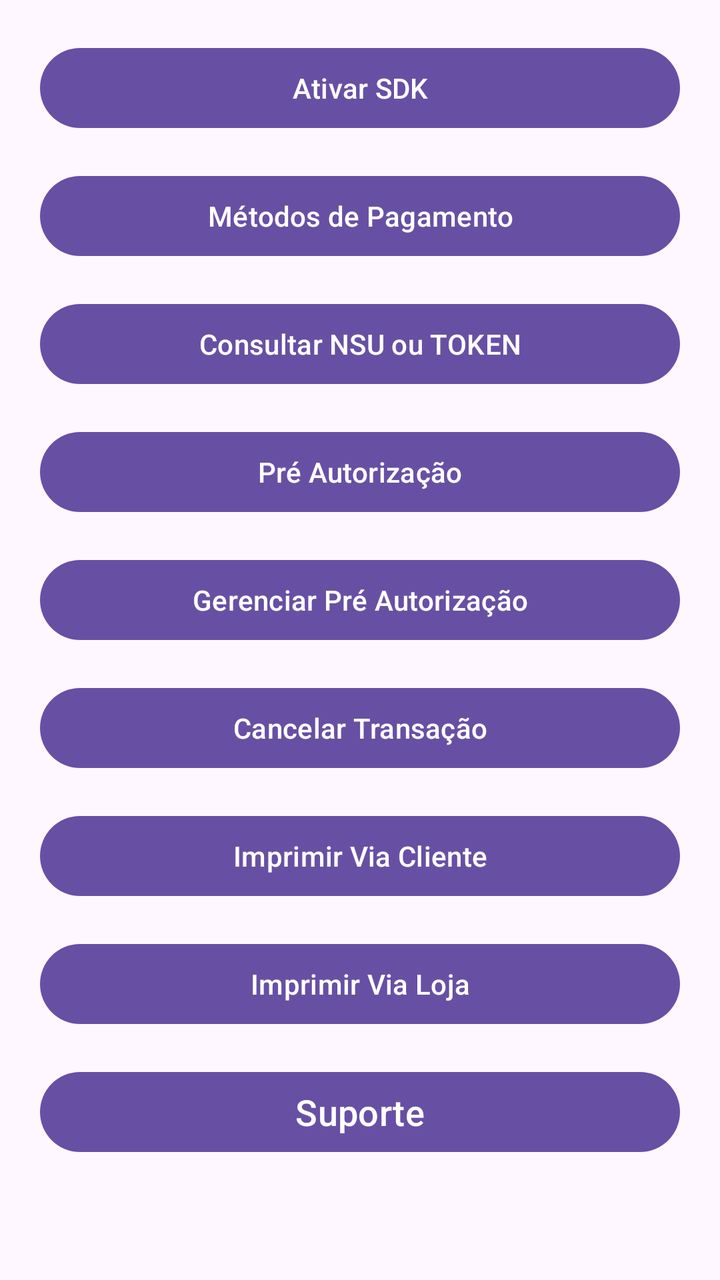
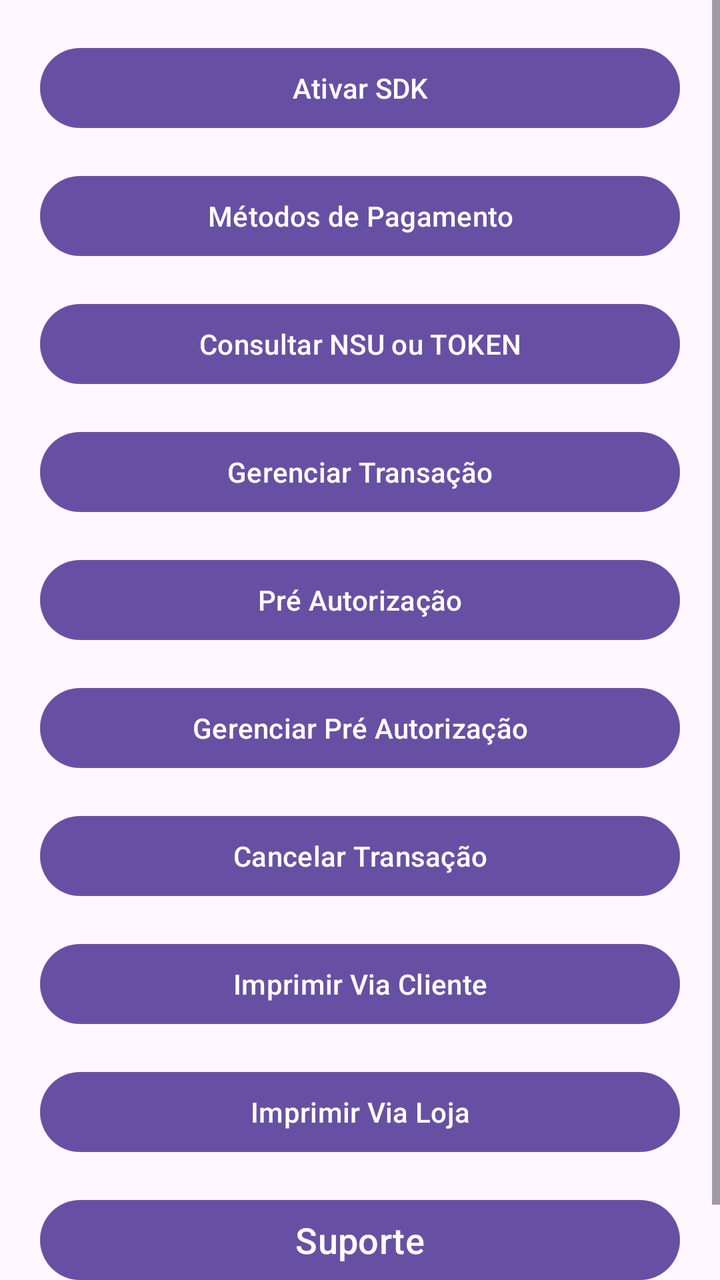

An Android layout rendered at two revisions. The XML below is the earlier revision; the diff shows what the commit changed to produce the second picture.
<!-- AndroidManifest.xml: application theme Theme.PaykitTestSDKJava -->
<!-- res/layout/activity_main.xml -->
<?xml version="1.0" encoding="utf-8"?>
<ScrollView xmlns:android="http://schemas.android.com/apk/res/android"
    xmlns:tools="http://schemas.android.com/tools"
    android:id="@+id/main"
    android:layout_width="match_parent"
    android:layout_height="match_parent"
    tools:context=".ui.MainActivity">

    <LinearLayout
        android:layout_width="match_parent"
        android:layout_height="wrap_content"
        android:orientation="vertical"
        android:padding="20dp"
        android:paddingBottom="40dp">

        <Button
            android:id="@+id/btnActivation"
            android:layout_width="match_parent"
            android:layout_height="wrap_content"
            android:text="Ativar SDK"
            android:layout_marginBottom="16dp" />

        <Button
            android:id="@+id/btnPaymentTypes"
            android:layout_width="match_parent"
            android:layout_height="wrap_content"
            android:text="Métodos de Pagamento"
            android:layout_marginBottom="16dp" />

        <Button
            android:id="@+id/btnGetNsuOrToken"
            android:layout_width="match_parent"
            android:layout_height="wrap_content"
            android:text="Consultar NSU ou TOKEN"
            android:layout_marginBottom="16dp" />

        <Button
            android:id="@+id/btnPreAuthorization"
            android:layout_width="match_parent"
            android:layout_height="wrap_content"
            android:text="Pré Autorização"
            android:layout_marginBottom="16dp" />

        <Button
            android:id="@+id/btnManagePreAuthorization"
            android:layout_width="match_parent"
            android:layout_height="wrap_content"
            android:text="Gerenciar Pré Autorização"
            android:layout_marginBottom="16dp" />

        <Button
            android:id="@+id/btnCancelTransaction"
            android:layout_width="match_parent"
            android:layout_height="wrap_content"
            android:text="Cancelar Transação"
            android:layout_marginBottom="16dp" />

        <Button
            android:id="@+id/btnPrintCustomerReceipt"
            android:layout_width="match_parent"
            android:layout_height="wrap_content"
            android:text="Imprimir Via Cliente"
            android:layout_marginBottom="16dp" />

        <Button
            android:id="@+id/btnPrintStoreReceipt"
            android:layout_width="match_parent"
            android:layout_height="wrap_content"
            android:text="Imprimir Via Loja"
            android:layout_marginBottom="16dp" />

        <Button
            android:id="@+id/btnSupport"
            android:layout_width="match_parent"
            android:layout_height="wrap_content"
            android:text="Suporte"
            android:textSize="18sp"
            android:layout_marginBottom="16dp" />

        
        <LinearLayout
            android:id="@+id/layoutSupportCard"
            android:layout_width="match_parent"
            android:layout_height="wrap_content"
            android:orientation="vertical"
            android:background="#DDDDDD"
            android:padding="16dp"
            android:layout_marginBottom="16dp"
            android:visibility="gone">

            <TextView
                android:layout_width="match_parent"
                android:layout_height="wrap_content"
                android:text="Versão do app:"
                android:textStyle="bold"
                android:textSize="14sp"
                android:textColor="@android:color/black" />
            <TextView
                android:id="@+id/tvAppVersion"
                android:layout_width="match_parent"
                android:layout_height="wrap_content"
                android:textSize="14sp"
                android:textColor="@android:color/darker_gray"
                android:layout_marginBottom="8dp" />

            <TextView
                android:layout_width="match_parent"
                android:layout_height="wrap_content"
                android:text="Versão do SDK Único:"
                android:textStyle="bold"
                android:textSize="14sp"
                android:textColor="@android:color/black" />
            <TextView
                android:id="@+id/tvSdkUnicoVersion"
                android:layout_width="match_parent"
                android:layout_height="wrap_content"
                android:textSize="14sp"
                android:textColor="@android:color/darker_gray"
                android:layout_marginBottom="8dp" />

            <TextView
                android:layout_width="match_parent"
                android:layout_height="wrap_content"
                android:text="Módulo TEF:"
                android:textStyle="bold"
                android:textSize="14sp"
                android:textColor="@android:color/black" />
            <TextView
                android:id="@+id/tvTefModuleVersion"
                android:layout_width="match_parent"
                android:layout_height="wrap_content"
                android:textSize="14sp"
                android:textColor="@android:color/darker_gray"
                android:layout_marginBottom="16dp" />

            <Button
                android:id="@+id/btnCloseSupport"
                android:layout_width="match_parent"
                android:layout_height="wrap_content"
                android:text="Fechar suporte"
                android:textSize="16sp" />

        </LinearLayout>

        <LinearLayout
            android:id="@+id/layoutResult"
            android:layout_width="match_parent"
            android:layout_height="wrap_content"
            android:orientation="vertical"
            android:background="#DDDDDD"
            android:padding="16dp"
            android:visibility="gone">

            <TextView
                android:id="@+id/tvResultTitle"
                android:layout_width="match_parent"
                android:layout_height="wrap_content"
                android:text="Resultado da Operação:"
                android:textStyle="bold"
                android:textSize="16sp"
                android:textColor="@android:color/black" />

            <TextView
                android:id="@+id/tvResultStatus"
                android:layout_width="match_parent"
                android:layout_height="wrap_content"
                android:layout_marginTop="4dp"
                android:textSize="14sp"
                android:textColor="@android:color/black" />

            <TextView
                android:id="@+id/tvResultMessage"
                android:layout_width="match_parent"
                android:layout_height="wrap_content"
                android:layout_marginTop="4dp"
                android:textSize="14sp"
                android:textColor="@android:color/black"
                android:visibility="gone" />

        </LinearLayout>

    </LinearLayout>

</ScrollView>
<!-- resources referenced by this layout -->
<resources>
  <style name="Theme.PaykitTestSDKJava" parent="Base.Theme.PaykitTestSDKJava" />
  <style name="Base.Theme.PaykitTestSDKJava" parent="Theme.Material3.DayNight.NoActionBar">
          
          
      </style>
</resources>

<!-- the commit's change to res/layout/activity_main.xml (unified diff, before → after) -->
@@ -32,6 +32,13 @@
             android:layout_width="match_parent"
             android:layout_height="wrap_content"
             android:text="Consultar NSU ou TOKEN"
+            android:layout_marginBottom="16dp" />
+
+        <Button
+            android:id="@+id/btnManageTransaction"
+            android:layout_width="match_parent"
+            android:layout_height="wrap_content"
+            android:text="Gerenciar Transação"
             android:layout_marginBottom="16dp" />
 
         <Button
